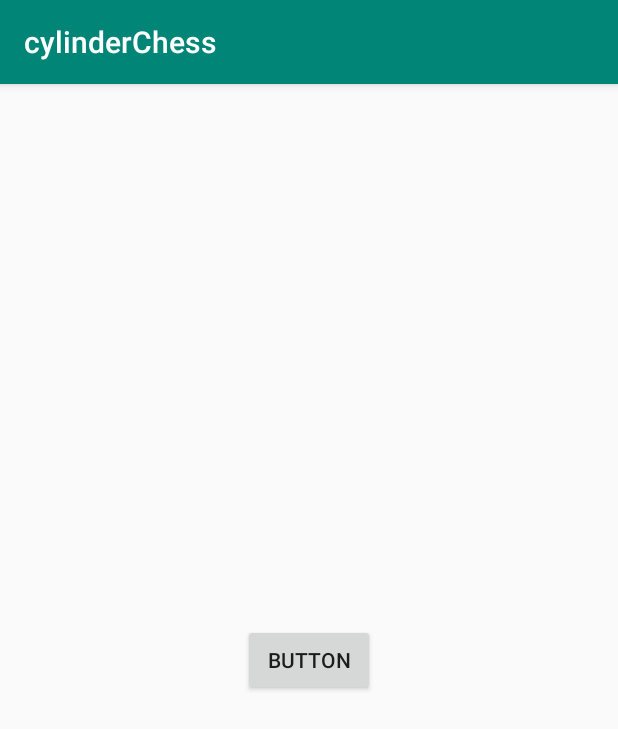
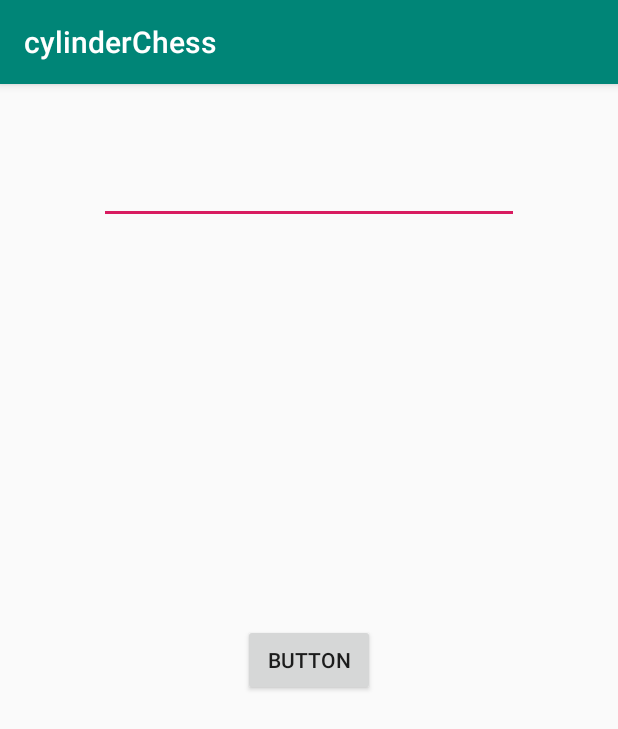
Before and after one commit to ColinAChen/cylinderChess, an Android app: the screen it shows after launch (MainActivity), on a phone screen of 412 x 824 dp. Shown: the top 729 px of the screen. Run offline under Robolectric (Android 15) with nearby library versions, the phone set to English and light mode, and no system bars.

Commit message:
title name!

```diff
--- a/app/src/main/res/layout/activity_main.xml
+++ b/app/src/main/res/layout/activity_main.xml
@@ -17,12 +17,15 @@
         app:layout_constraintStart_toStartOf="parent"
         app:layout_constraintTop_toTopOf="parent" />
 
-    <TextView
-        android:id="@+id/textView"
+    <EditText
+        android:id="@+id/editText"
+        style="@android:style/Widget.AutoCompleteTextView"
         android:layout_width="wrap_content"
         android:layout_height="wrap_content"
         android:layout_marginTop="40dp"
         android:contentDescription="@string/titleName"
+        android:ems="10"
+        android:inputType="text"
         android:textSize="24sp"
         app:layout_constraintEnd_toEndOf="parent"
         app:layout_constraintStart_toStartOf="parent"
```
